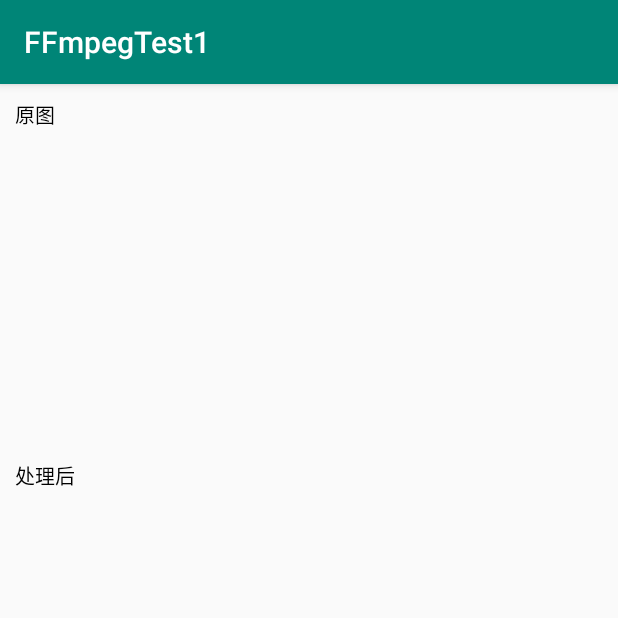
After one commit to m15115021148/FFmpegTest1, an Android app: the OpencvActivity screen opened directly, with no data from a screen before it, on a phone screen of 412 x 824 dp, the top half of it. The commit adds this screen. Run offline under Robolectric (Android 15) with nearby library versions, the light colour scheme and no system bars.

Commit message:
opencv splice image

```diff
--- a/app/src/main/AndroidManifest.xml
+++ b/app/src/main/AndroidManifest.xml
@@ -2,8 +2,8 @@
 <manifest xmlns:android="http://schemas.android.com/apk/res/android"
     package="com.geek.ffmpegtest1">
 
-    <uses-permission android:name="android.permission.READ_EXTERNAL_STORAGE"/>
-    <uses-permission android:name="android.permission.WRITE_EXTERNAL_STORAGE"/>
+    <uses-permission android:name="android.permission.READ_EXTERNAL_STORAGE" />
+    <uses-permission android:name="android.permission.WRITE_EXTERNAL_STORAGE" />
 
     <application
         android:allowBackup="true"
@@ -19,6 +19,7 @@
                 <category android:name="android.intent.category.LAUNCHER" />
             </intent-filter>
         </activity>
+        <activity android:name=".OpencvActivity"></activity>
     </application>
 
 </manifest>
--- a/app/src/main/java/com/geek/ffmpegtest1/MainActivity.java
+++ b/app/src/main/java/com/geek/ffmpegtest1/MainActivity.java
@@ -157,4 +157,10 @@ public class MainActivity extends AppCompatActivity {
             Toast.makeText(MainActivity.this, "只能两个", Toast.LENGTH_SHORT).show();
         }
     }
+
+    public void onOpenCv(View view) {
+        Intent intent = new Intent();
+        intent.setClass(this,OpencvActivity.class);
+        startActivity(intent);
+    }
 }
--- /dev/null
+++ b/app/src/main/java/com/geek/ffmpegtest1/OpencvActivity.java
@@ -0,0 +1,81 @@
+package com.geek.ffmpegtest1;
+
+import android.app.Activity;
+import android.content.Intent;
+import android.graphics.Bitmap;
+import android.graphics.BitmapFactory;
+import android.net.Uri;
+import android.support.annotation.Nullable;
+import android.support.v7.app.AppCompatActivity;
+import android.os.Bundle;
+import android.text.TextUtils;
+import android.util.Log;
+import android.view.View;
+import android.widget.ImageView;
+import android.widget.TextView;
+
+import com.geek.ffmpegtest1.util.SystemFunUtil;
+
+public class OpencvActivity extends AppCompatActivity {
+    private String TAG = OpencvActivity.class.getSimpleName();
+    private TextView mSelect,mRun;
+    private ImageView img1,img2;
+    private SystemFunUtil util;
+    private Bitmap bitmap;
+
+    @Override
+    protected void onCreate(Bundle savedInstanceState) {
+        super.onCreate(savedInstanceState);
+        setContentView(R.layout.activity_opencv);
+        mSelect = findViewById(R.id.select);
+        mRun = findViewById(R.id.run);
+        img1 = findViewById(R.id.img1);
+        img2 = findViewById(R.id.img2);
+
+        util = new SystemFunUtil(this);
+
+        mSelect.setOnClickListener(new View.OnClickListener() {
+            @Override
+            public void onClick(View v) {
+                util.openCamera(SystemFunUtil.SYSTEM_SELECT_IMAGE,1);
+            }
+        });
+
+        mRun.setOnClickListener(new View.OnClickListener() {
+            @Override
+            public void onClick(View v) {
+                int w = bitmap.getWidth(), h = bitmap.getHeight();
+                int[] pix = new int[w * h];
+                bitmap.getPixels(pix, 0, w, 0, 0, w, h);
+                int [] resultPixes = OpencvUtil.gray(pix,w,h);
+                Bitmap result = Bitmap.createBitmap(w,h, Bitmap.Config.RGB_565);
+                result.setPixels(resultPixes, 0, w, 0, 0,w, h);
+
+                img2.setImageBitmap(result);
+            }
+        });
+
+    }
+
+
+    @Override
+    protected void onActivityResult(int requestCode, int resultCode, @Nullable Intent data) {
+        if (resultCode== Activity.RESULT_OK){
+            if (requestCode == 1){
+                Uri uriVideo = data.getData();
+                String path = util.getImageAbsolutePath(uriVideo);
+                Log.d(TAG,"path-->"+path);
+                if (TextUtils.isEmpty(path)){
+                    return;
+                }
+
+
+                bitmap = BitmapFactory.decodeFile(path);
+                img1.setImageBitmap(bitmap);
+
+            }
+        }
+
+    }
+
+}
--- a/app/src/main/java/com/geek/ffmpegtest1/util/SystemFunUtil.java
+++ b/app/src/main/java/com/geek/ffmpegtest1/util/SystemFunUtil.java
@@ -26,6 +26,7 @@ public class SystemFunUtil {
     public static final int SYSTEM_VIDEO = 1;//视频
     public static final int SYSTEM_VOICE = 2;//音频
     public static final int SYSTEM_IMAGE_PHONE = 3;//本地相册
+    public static final int SYSTEM_SELECT_IMAGE = 4;
     public static final String APP_FILE_NAMES = "SystemResources";
     private File imgFile;//保存图片的文件
 
@@ -89,6 +90,11 @@ public class SystemFunUtil {
                     Intent getAlbum = new Intent(Intent.ACTION_OPEN_DOCUMENT);
                     getAlbum.setType("video/*");
                     context.startActivityForResult(getAlbum, flag);
+                    break;
+                case SYSTEM_SELECT_IMAGE:
+                    Intent image = new Intent(Intent.ACTION_OPEN_DOCUMENT);
+                    image.setType("image/*");
+                    context.startActivityForResult(image, flag);
                     break;
                 default:
                     break;
--- /dev/null
+++ b/app/src/main/res/layout/activity_opencv.xml
@@ -0,0 +1,41 @@
+<?xml version="1.0" encoding="utf-8"?>
+<LinearLayout xmlns:android="http://schemas.android.com/apk/res/android"
+    xmlns:tools="http://schemas.android.com/tools"
+    android:layout_width="match_parent"
+    android:layout_height="match_parent"
+    android:orientation="vertical"
+    tools:context=".OpencvActivity">
+
+    <TextView
+        android:id="@+id/select"
+        android:layout_width="wrap_content"
+        android:layout_height="wrap_content"
+        android:padding="10dp"
+        android:text="原图"
+        android:textColor="@android:color/black"
+        android:textSize="13sp" />
+
+    <ImageView
+        android:id="@+id/img1"
+        android:layout_margin="10dp"
+        android:layout_width="wrap_content"
+        android:layout_height="180dp"
+        />
+
+    <TextView
+        android:id="@+id/run"
+        android:layout_width="wrap_content"
+        android:layout_height="wrap_content"
+        android:padding="10dp"
+        android:text="处理后"
+        android:textColor="@android:color/black"
+        android:textSize="13sp" />
+
+    <ImageView
+        android:id="@+id/img2"
+        android:layout_margin="10dp"
+        android:layout_width="wrap_content"
+        android:layout_height="180dp"
+        />
+
+</LinearLayout>
```
Also changed, not shown: app/src/main/java/com/geek/ffmpegtest1/OpencvUtil.java (added, +48 -0 lines), app/src/main/res/layout/activity_main.xml (+7 -0 lines), 3 other files.
